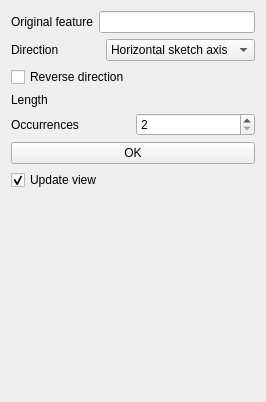
jriegel/FreeCAD, file src/Mod/PartDesign/Gui/TaskLinearPatternParameters.ui: the form before one commit.
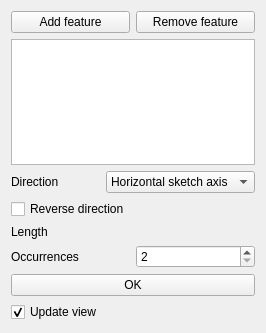
The form after the commit. Custom widgets are drawn as their Qt base class.

Commit message: Enable multiple originals for the transformed features

```diff
--- a/src/Mod/PartDesign/Gui/TaskLinearPatternParameters.ui
+++ b/src/Mod/PartDesign/Gui/TaskLinearPatternParameters.ui
@@ -7,7 +7,7 @@
     <x>0</x>
     <y>0</y>
     <width>266</width>
-    <height>402</height>
+    <height>333</height>
    </rect>
   </property>
   <property name="windowTitle">
@@ -17,17 +17,30 @@
    <item>
     <layout class="QHBoxLayout" name="horizontalLayoutOriginal">
      <item>
-      <widget class="QLabel" name="labelOriginal">
+      <widget class="QPushButton" name="buttonAddFeature">
        <property name="text">
-        <string>Original feature</string>
+        <string>Add feature</string>
+       </property>
+       <property name="checkable">
+        <bool>true</bool>
        </property>
       </widget>
      </item>
      <item>
-      <widget class="QLineEdit" name="lineOriginal"/>
+      <widget class="QPushButton" name="buttonRemoveFeature">
+       <property name="text">
+        <string>Remove feature</string>
+       </property>
+       <property name="checkable">
+        <bool>true</bool>
+       </property>
+      </widget>
      </item>
     </layout>
    </item>
+   <item>
+    <widget class="QListWidget" name="listWidgetFeatures"/>
+   </item>
    <item>
     <layout class="QHBoxLayout" name="horizontalLayout_3">
      <item>
```
Left out of the diff: 2 changed lines with no effect on the pictures. The commit also changes 21 other files.
